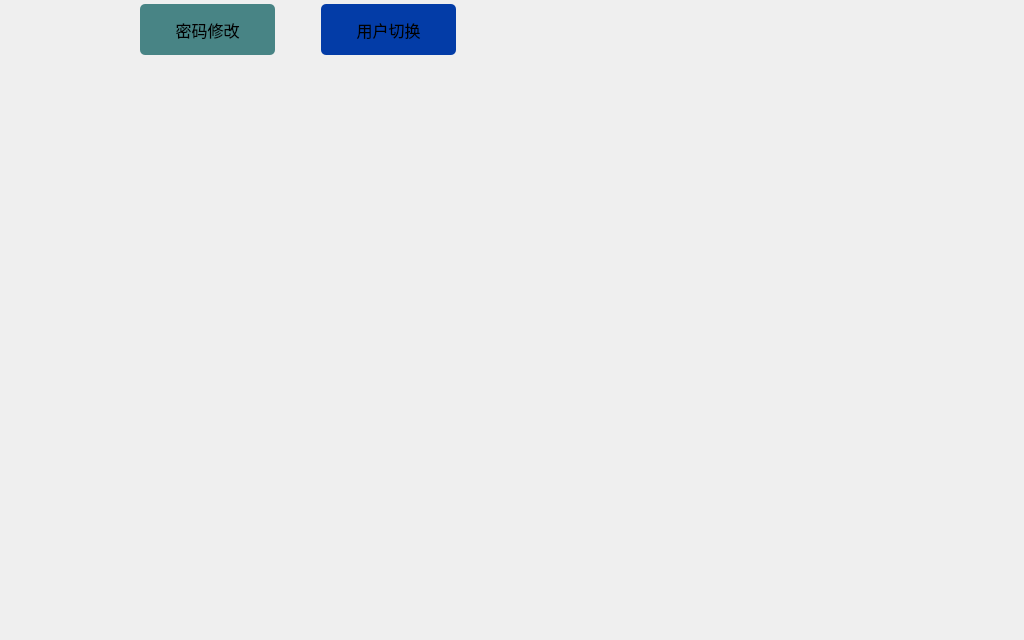
This is motususermanagement.ui in MT-REP/guizhouhuoxingche as Qt 5 draws it before an edit. The edited form follows.
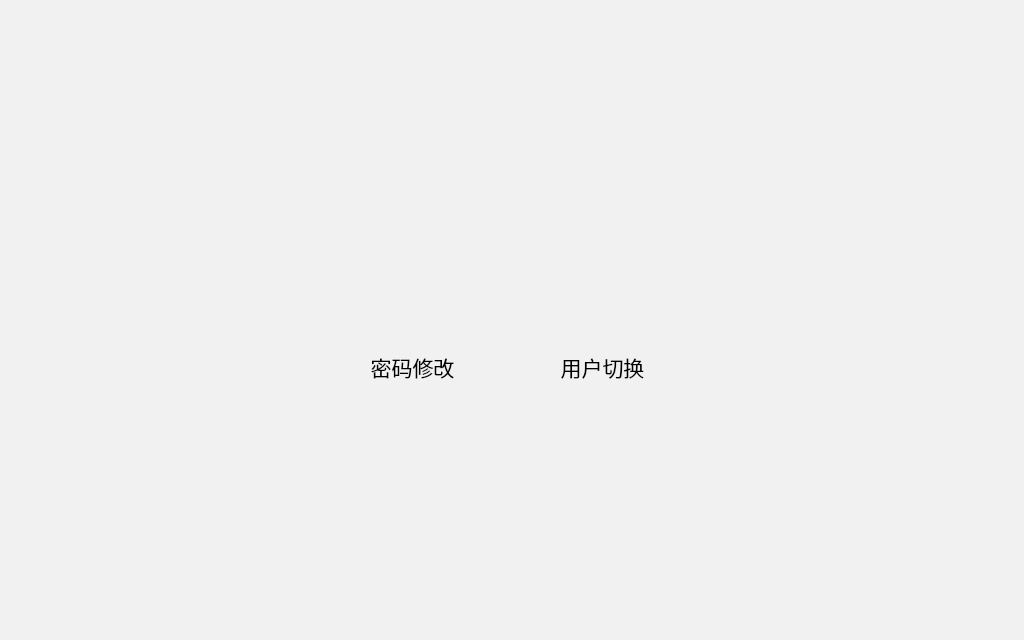
This is the edited form. Icons and pictures are not drawn.

```diff
--- a/motususermanagement.ui
+++ b/motususermanagement.ui
@@ -26,31 +26,61 @@
    <string>Dialog</string>
   </property>
   <property name="styleSheet">
-   <string notr="true">#MotusUserManagement{border-image: url(:/picture/userbackground.png);}</string>
+   <string notr="true">#MotusUserManagement{background-color: rgb(241, 241, 241);}</string>
   </property>
-  <widget class="QWidget" name="layoutWidget">
+  <widget class="QToolButton" name="changePasswordButton">
    <property name="geometry">
     <rect>
-     <x>0</x>
-     <y>0</y>
-     <width>1021</width>
-     <height>631</height>
+     <x>332</x>
+     <y>341</y>
+     <width>161</width>
+     <height>51</height>
     </rect>
    </property>
-   <layout class="QGridLayout" name="mainGridLayout">
-    <property name="leftMargin">
-     <number>3</number>
-    </property>
-    <property name="topMargin">
-     <number>3</number>
-    </property>
-    <item row="0" column="0">
-     <layout class="QGridLayout" name="gridLayout">
-      <property name="topMargin">
-       <number>1</number>
-      </property>
-      <item row="0" column="0" rowspan="2">
+   <property name="minimumSize">
+    <size>
+     <width>135</width>
+     <height>51</height>
+    </size>
+   </property>
+   <property name="font">
+    <font>
+     <family>宋体</family>
+     <pointsize>16</pointsize>
+    </font>
+   </property>
+   <property name="styleSheet">
+    <string notr="true">QToolButton{
+border-radius:5px;
+}
+QToolButton:hover{color: rgb(0,0,0);} QToolButton:pressed{padding-left:3px;padding-top:3px;}</string>
+   </property>
+   <property name="text">
+    <string>密码修改</string>
+   </property>
+   <property name="icon">
+    <iconset resource="resources.qrc">
+     <normaloff>:/picture/xmima.PNG</normaloff>:/picture/xmima.PNG</iconset>
+   </property>
+   <property name="iconSize">
+    <size>
+     <width>55</width>
+     <height>55</height>
+    </size>
+   </property>
+   <property name="toolButtonStyle">
+    <enum>Qt::ToolButtonTextBesideIcon</enum>
+   </property>
+  </widget>
        <widget class="QLabel" name="userLabel">
+   <property name="geometry">
+    <rect>
+     <x>440</x>
+     <y>174</y>
+     <width>131</width>
+     <height>131</height>
+    </rect>
+   </property>
         <property name="minimumSize">
          <size>
           <width>131</width>
@@ -67,44 +97,15 @@
          <string/>
         </property>
        </widget>
-      </item>
-      <item row="0" column="1">
-       <widget class="QToolButton" name="changePasswordButton">
-        <property name="minimumSize">
-         <size>
-          <width>135</width>
-          <height>51</height>
-         </size>
-        </property>
-        <property name="font">
-         <font>
-          <family>宋体</family>
-          <pointsize>12</pointsize>
-         </font>
-        </property>
-        <property name="styleSheet">
-         <string notr="true">QToolButton{
-background-color: rgb(72, 132,133);
-border-radius:5px;
-}
-QToolButton:hover{color: rgb(255,255,255);} QToolButton:pressed{padding-left:3px;padding-top:3px;}</string>
-        </property>
-        <property name="text">
-         <string>密码修改</string>
-        </property>
-        <property name="iconSize">
-         <size>
-          <width>48</width>
-          <height>48</height>
-         </size>
-        </property>
-        <property name="toolButtonStyle">
-         <enum>Qt::ToolButtonTextBesideIcon</enum>
-        </property>
-       </widget>
-      </item>
-      <item row="0" column="2">
        <widget class="QToolButton" name="userSwitchButton">
+   <property name="geometry">
+    <rect>
+     <x>522</x>
+     <y>341</y>
+     <width>161</width>
+     <height>51</height>
+    </rect>
+   </property>
         <property name="minimumSize">
          <size>
           <width>135</width>
@@ -114,139 +115,31 @@
         <property name="font">
          <font>
           <family>宋体</family>
-          <pointsize>12</pointsize>
+     <pointsize>16</pointsize>
          </font>
         </property>
         <property name="styleSheet">
          <string notr="true">QToolButton{
-background-color: rgb(3, 60,167);
 border-radius:5px;
 }
-QToolButton:hover{color: rgb(255,255,255);} QToolButton:pressed{padding-left:3px;padding-top:3px;}</string>
+QToolButton:hover{color: rgb(0,0,0);} QToolButton:pressed{padding-left:3px;padding-top:3px;}</string>
         </property>
         <property name="text">
          <string>用户切换</string>
         </property>
         <property name="iconSize">
          <size>
-          <width>48</width>
-          <height>48</height>
+     <width>55</width>
+     <height>55</height>
          </size>
         </property>
         <property name="toolButtonStyle">
          <enum>Qt::ToolButtonTextBesideIcon</enum>
         </property>
        </widget>
-      </item>
-      <item row="0" column="4">
-       <spacer name="horizontalSpacer4">
-        <property name="orientation">
-         <enum>Qt::Horizontal</enum>
-        </property>
-        <property name="sizeHint" stdset="0">
-         <size>
-          <width>166</width>
-          <height>20</height>
-         </size>
-        </property>
-       </spacer>
-      </item>
-      <item row="0" column="5">
-       <spacer name="horizontalSpacer5">
-        <property name="orientation">
-         <enum>Qt::Horizontal</enum>
-        </property>
-        <property name="sizeHint" stdset="0">
-         <size>
-          <width>166</width>
-          <height>20</height>
-         </size>
-        </property>
-       </spacer>
-      </item>
-      <item row="1" column="1">
-       <spacer name="horizontalSpacer1">
-        <property name="orientation">
-         <enum>Qt::Horizontal</enum>
-        </property>
-        <property name="sizeHint" stdset="0">
-         <size>
-          <width>166</width>
-          <height>20</height>
-         </size>
-        </property>
-       </spacer>
-      </item>
-      <item row="1" column="2">
-       <spacer name="horizontalSpacer2">
-        <property name="orientation">
-         <enum>Qt::Horizontal</enum>
-        </property>
-        <property name="sizeHint" stdset="0">
-         <size>
-          <width>166</width>
-          <height>20</height>
-         </size>
-        </property>
-       </spacer>
-      </item>
-      <item row="1" column="3">
-       <spacer name="horizontalSpacer3">
-        <property name="orientation">
-         <enum>Qt::Horizontal</enum>
-        </property>
-        <property name="sizeHint" stdset="0">
-         <size>
-          <width>166</width>
-          <height>20</height>
-         </size>
-        </property>
-       </spacer>
-      </item>
-      <item row="1" column="4">
-       <spacer name="horizontalSpacer6">
-        <property name="orientation">
-         <enum>Qt::Horizontal</enum>
-        </property>
-        <property name="sizeHint" stdset="0">
-         <size>
-          <width>166</width>
-          <height>20</height>
-         </size>
-        </property>
-       </spacer>
-      </item>
-      <item row="1" column="5">
-       <spacer name="horizontalSpacer7">
-        <property name="orientation">
-         <enum>Qt::Horizontal</enum>
-        </property>
-        <property name="sizeHint" stdset="0">
-         <size>
-          <width>166</width>
-          <height>20</height>
-         </size>
-        </property>
-       </spacer>
-      </item>
-     </layout>
-    </item>
-    <item row="1" column="0">
-     <spacer name="verticalSpacer1">
-      <property name="orientation">
-       <enum>Qt::Vertical</enum>
-      </property>
-      <property name="sizeHint" stdset="0">
-       <size>
-        <width>20</width>
-        <height>482</height>
-       </size>
-      </property>
-     </spacer>
-    </item>
-   </layout>
-  </widget>
- </widget>
- <resources/>
+ </widget>
+ <resources>
+  <include location="resources.qrc"/>
+ </resources>
  <connections/>
 </ui>
```
Left out of the diff: 6 changed lines with no effect on the pictures. Lines whose indentation alone changed are shown as unchanged.
